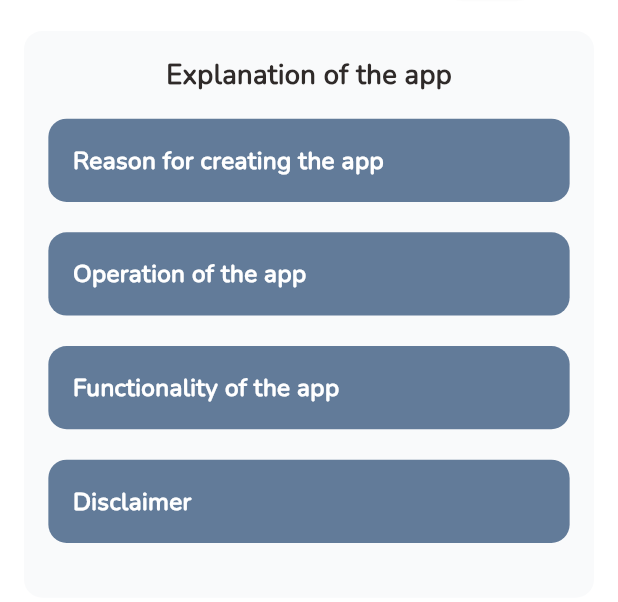
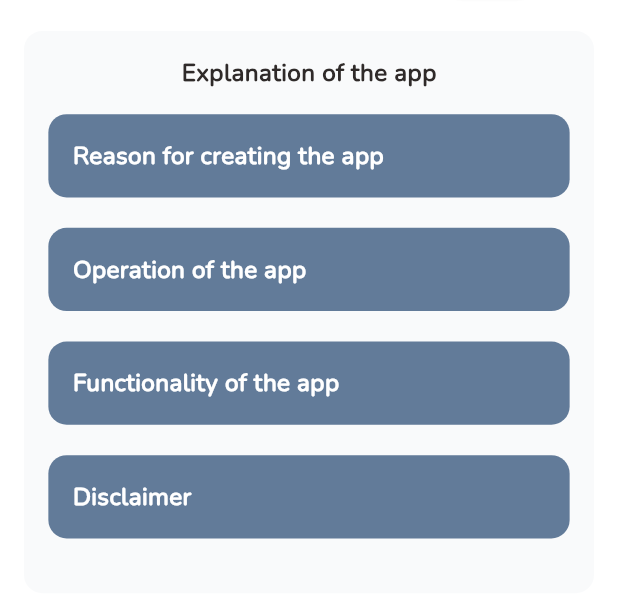
Before and after one commit to backbencherstudio/anninawyss_FO72194B15C03, a Flutter app: the ExplainationApp screen opened by its route, on a phone screen of 412 x 824 dp, the part 77-679 px from its top. Run offline on Flutter 3.47's test engine with Material 3 defaults, Android fonts, the light colour scheme and no system bars; our stand-ins replace fl_chart, flutter_riverpod, flutter_screenutil, pinput; network calls fail.

Commit message:
updated code

```diff
--- a/lib/core/route/route_manager.dart
+++ b/lib/core/route/route_manager.dart
@@ -6,8 +6,12 @@ import 'package:anninawyss_o72194b15c03/presentation/auth/signup/view/signup_scr
 import 'package:anninawyss_o72194b15c03/presentation/auth/welcome/view/welcome_screen.dart';
 import 'package:anninawyss_o72194b15c03/presentation/home/view/daily_reflection_screen.dart';
 import 'package:anninawyss_o72194b15c03/presentation/home/view/home_screen.dart';
+import 'package:anninawyss_o72194b15c03/presentation/module_one/view/disclaimer_app_screen.dart';
+import 'package:anninawyss_o72194b15c03/presentation/module_one/view/explain_app_details.dart';
 import 'package:anninawyss_o72194b15c03/presentation/module_one/view/explaination_app.dart';
+import 'package:anninawyss_o72194b15c03/presentation/module_one/view/functionality_app_screen.dart';
 import 'package:anninawyss_o72194b15c03/presentation/module_one/view/module_one_screen.dart';
+import 'package:anninawyss_o72194b15c03/presentation/module_one/view/operation_app_details.dart';
 import 'package:anninawyss_o72194b15c03/presentation/splash/view/splash_screen.dart';
 import 'package:flutter/material.dart';
 
@@ -28,6 +32,10 @@ class Routes{
   static const String dailyReflectionRoute="/dailyReflectionScreen";
   static const String moduleOneScreenRoute="/moduleOneScreenRoute";
   static const String explainationAppRoute="/ExplainationAppScreen";
+  static const String explainAppDetailsRoute="/explainAppDetails";
+  static const String operationAppRoute="/operationAppScreen";
+  static const String disclaimerAppRoute="/disclaimerAppScreen";
+  static const String functionalityAppRoute="/functionalityAppScreen";
 
 
   static const String onBoadingRoute="/onBoading";
@@ -63,6 +71,14 @@ class RouteGenerator{
         return MaterialPageRoute(builder: (_)=> ModuleOneScreen());
         case Routes.explainationAppRoute:
         return MaterialPageRoute(builder: (_)=> ExplainationApp());
+        case Routes.explainAppDetailsRoute:
+        return MaterialPageRoute(builder: (_)=> ExplainAppDetails());
+        case Routes.operationAppRoute:
+        return MaterialPageRoute(builder: (_)=> OperationAppDetails());
+        case Routes.disclaimerAppRoute:
+        return MaterialPageRoute(builder: (_)=> DisclaimerAppScreen());
+        case Routes.functionalityAppRoute:
+        return MaterialPageRoute(builder: (_)=> FunctionalityAppScreen());
 
       default:
       return unDefineRoute();
--- a/lib/presentation/widgets/custom_title_text.dart
+++ b/lib/presentation/widgets/custom_title_text.dart
@@ -12,7 +12,7 @@ class TitleText extends StatelessWidget {
   Widget build(BuildContext context) {
     return Text(
       title,
-      style: AppTextStyles.nunitoS18BoldC2F2A29,
+      style: AppTextStyles.nunitoS16BoldC2F2A29,
     );
   }
 }
```
